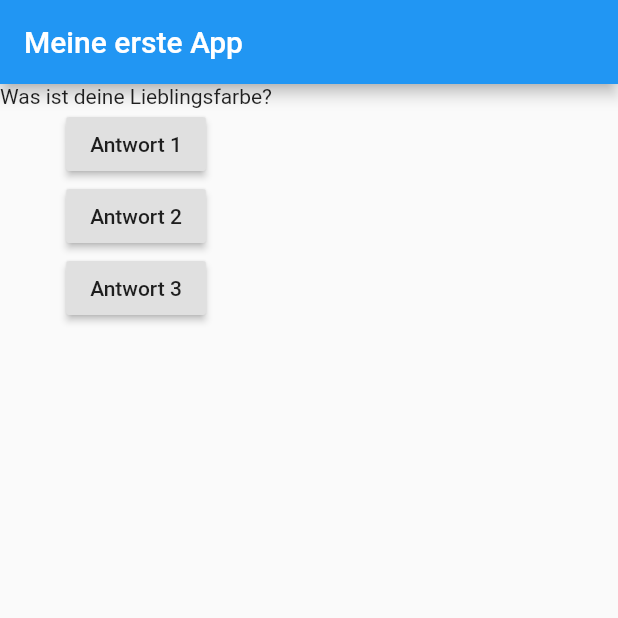
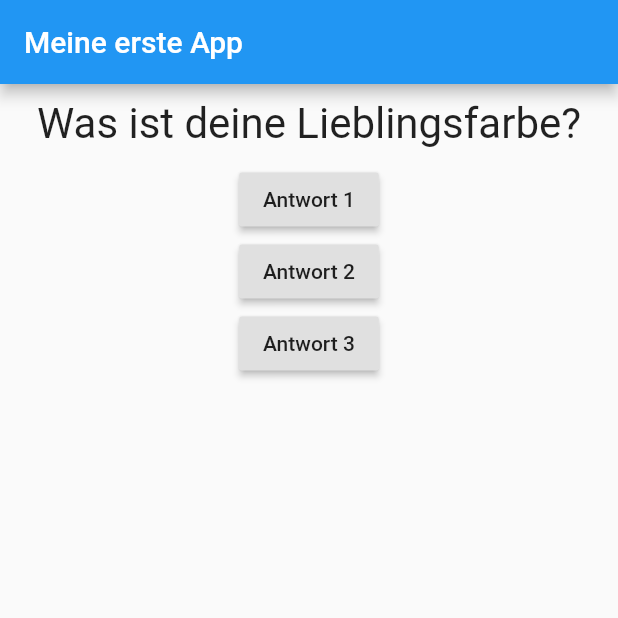
Before and after one commit to MrRobot420/flutter_quiz, a Flutter app: the screen it shows after launch, on a phone screen of 412 x 824 dp, the top half of it. Run offline on Flutter 3.47's test engine with Material 2 defaults, Android fonts, the phone set to English and light mode, and no system bars.

Commit message:
added Question class | added style

```diff
--- a/lib/main.dart
+++ b/lib/main.dart
@@ -1,4 +1,5 @@
 import 'package:flutter/material.dart';
+import 'package:quiz_guide/question.dart';
 
 void main() => runApp(MyApp());
 
@@ -10,11 +11,10 @@ class MyApp extends StatefulWidget {
 }
 
 class _MyAppState extends State<MyApp> {
-
   var _questionIndex = 0;
 
   void _answerQuestion() {
-    if (_questionIndex < questions.length-1) {
+    if (_questionIndex < questions.length - 1) {
       setState(() {
         _questionIndex++;
       });
@@ -36,10 +36,21 @@ class _MyAppState extends State<MyApp> {
         ),
         body: Column(
           children: <Widget>[
-            Text(questions.elementAt(_questionIndex)),
-            RaisedButton(child: Text('Antwort 1'), onPressed: _answerQuestion,),
-            RaisedButton(child: Text('Antwort 2'), onPressed: _answerQuestion,),
-            RaisedButton(child: Text('Antwort 3'), onPressed: _answerQuestion,)
+            Question(
+              questions[_questionIndex],
+            ),
+            RaisedButton(
+              child: Text('Antwort 1'),
+              onPressed: _answerQuestion,
+            ),
+            RaisedButton(
+              child: Text('Antwort 2'),
+              onPressed: _answerQuestion,
+            ),
+            RaisedButton(
+              child: Text('Antwort 3'),
+              onPressed: _answerQuestion,
+            )
           ],
         ),
       ),
--- /dev/null
+++ b/lib/question.dart
@@ -0,0 +1,20 @@
+import 'package:flutter/material.dart';
+
+class Question extends StatelessWidget {
+  final String questionText;
+
+  Question(this.questionText);
+
+  @override
+  Widget build(BuildContext context) {
+    return Container(
+      width: double.infinity,
+      margin: EdgeInsets.all(10),
+      child: Text(
+        questionText,
+        style: TextStyle(fontSize: 28),
+        textAlign: TextAlign.center,
+      ),
+    );
+  }
+}
```
